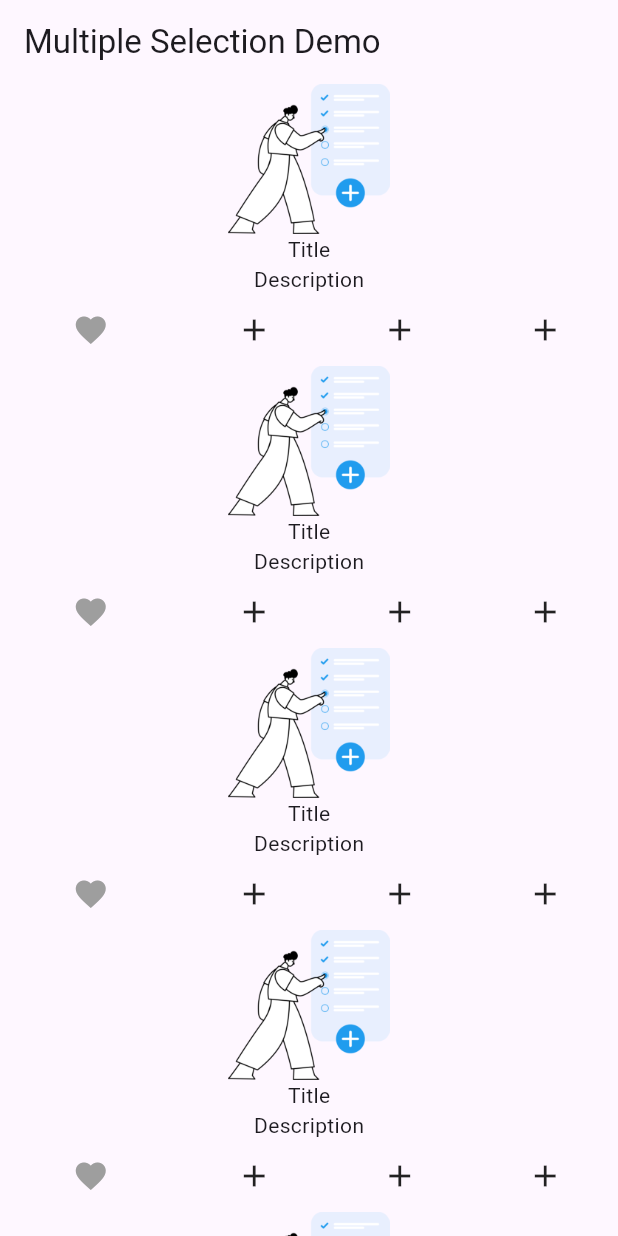
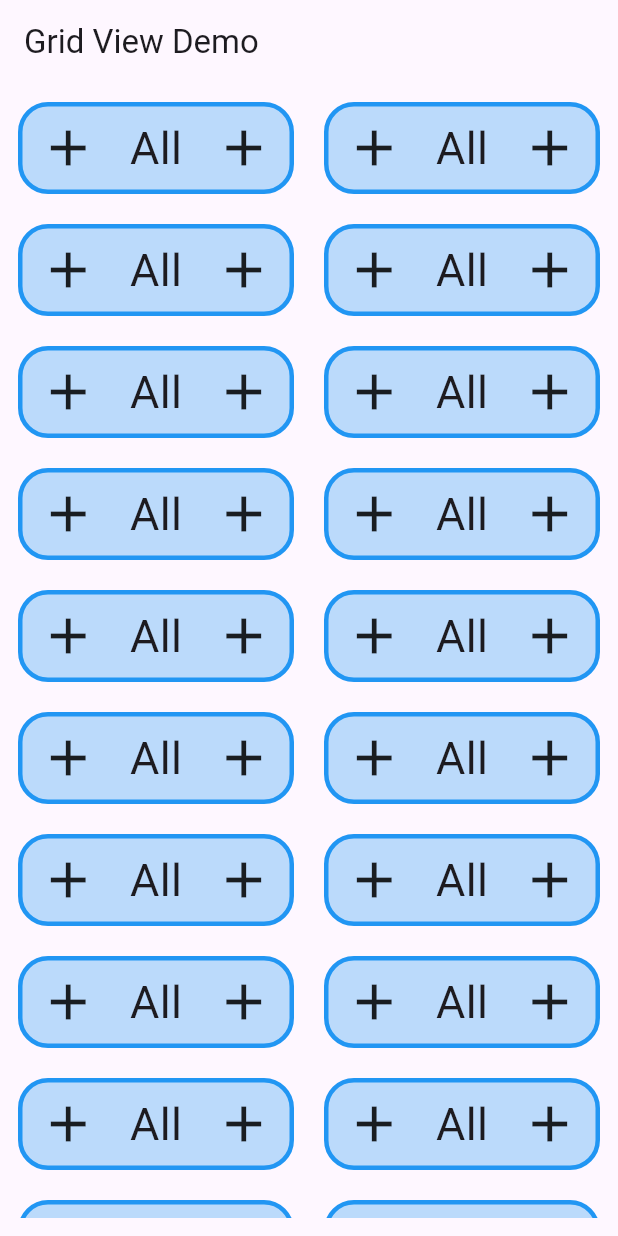
Before and after one commit to MuhammadAliKust/Flutter-B23, a Flutter app: the screen it shows after launch, on a phone screen of 412 x 824 dp. Run offline on Flutter 3.47's test engine with Material 3 defaults, Android fonts, the light colour scheme and no system bars; our stand-ins replace smooth_page_indicator.

Commit message:
GridView Builder Done

```diff
--- /dev/null
+++ b/lib/grid_view_demo.dart
@@ -0,0 +1,34 @@
+import 'package:flutter/material.dart';
+
+class GridViewDemo extends StatelessWidget {
+  const GridViewDemo({super.key});
+
+  @override
+  Widget build(BuildContext context) {
+    return Scaffold(
+      appBar: AppBar(title: Text("Grid View Demo")),
+
+      body: Padding(
+        padding: const EdgeInsets.all(12.0),
+        child: GridView.builder(gridDelegate: SliverGridDelegateWithFixedCrossAxisCount(crossAxisCount: 2,crossAxisSpacing: 20,mainAxisSpacing: 20,childAspectRatio: 3), itemBuilder: (context, i){
+          return  Container(
+            height: 50,
+            width: 200,
+            decoration: BoxDecoration(
+              color: Colors.blue.withOpacity(0.3),
+              borderRadius: BorderRadius.circular(20),
+              border: Border.all(color: Colors.blue, width: 3),
+            ),
+            child: Row(
+              mainAxisAlignment: MainAxisAlignment.spaceAround,
+              children: [
+                Icon(Icons.add,size: 40,),
+                Text("All",style: TextStyle(fontSize: 30),),
+                Icon(Icons.add,size: 40,)
+              ],),
+          );
+        }),
+      ),
+    );
+  }
+}
--- a/lib/main.dart
+++ b/lib/main.dart
@@ -3,6 +3,7 @@ import 'package:fltter_b23/page_view.dart';
 import 'package:flutter/material.dart';
 
 import 'asset_image.dart';
+import 'grid_view_demo.dart';
 import 'login.dart';
 import 'multiple_selection.dart';
 import 'network_image.dart';
@@ -17,7 +18,7 @@ class MyApp extends StatelessWidget {
   @override
   Widget build(BuildContext context) {
     return MaterialApp(
-      home: MultipleSelectionDemo(),
+      home: GridViewDemo(),
       // home: Scaffold(
       //   backgroundColor: Colors.yellow,
       //   appBar: AppBar(
```
Also changed, not shown: lib/task.dart (+12 -8 lines).
